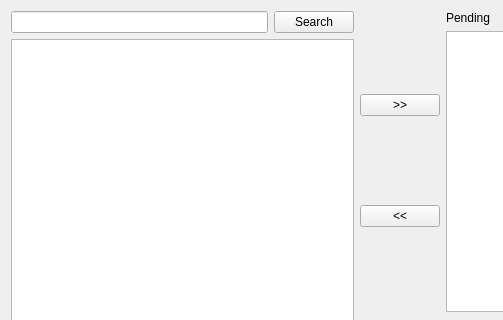
Above: OBDCU/src/View/dtcwidget.ui from z1230601/BAKK_Prodanovic_Zaric_OBD before the change; both pictures show x 0 to 503 and y 0 to 320 of the 800 by 630 pixel window. Below: the same form after it.
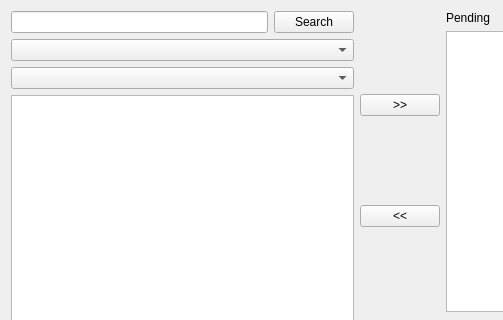
That is the form after the change.

The edit to the form file:
```diff
--- a/OBDCU/src/View/dtcwidget.ui
+++ b/OBDCU/src/View/dtcwidget.ui
@@ -31,7 +31,20 @@
       </layout>
      </item>
      <item>
-      <widget class="QListView" name="DTCList"/>
+      <widget class="QComboBox" name="tableSelection"/>
+     </item>
+     <item>
+      <widget class="QComboBox" name="columnSelection"/>
+     </item>
+     <item>
+      <widget class="QListView" name="DTCList">
+       <property name="isWrapping" stdset="0">
+        <bool>true</bool>
+       </property>
+       <property name="layoutMode">
+        <enum>QListView::Batched</enum>
+       </property>
+      </widget>
      </item>
     </layout>
    </item>
```
